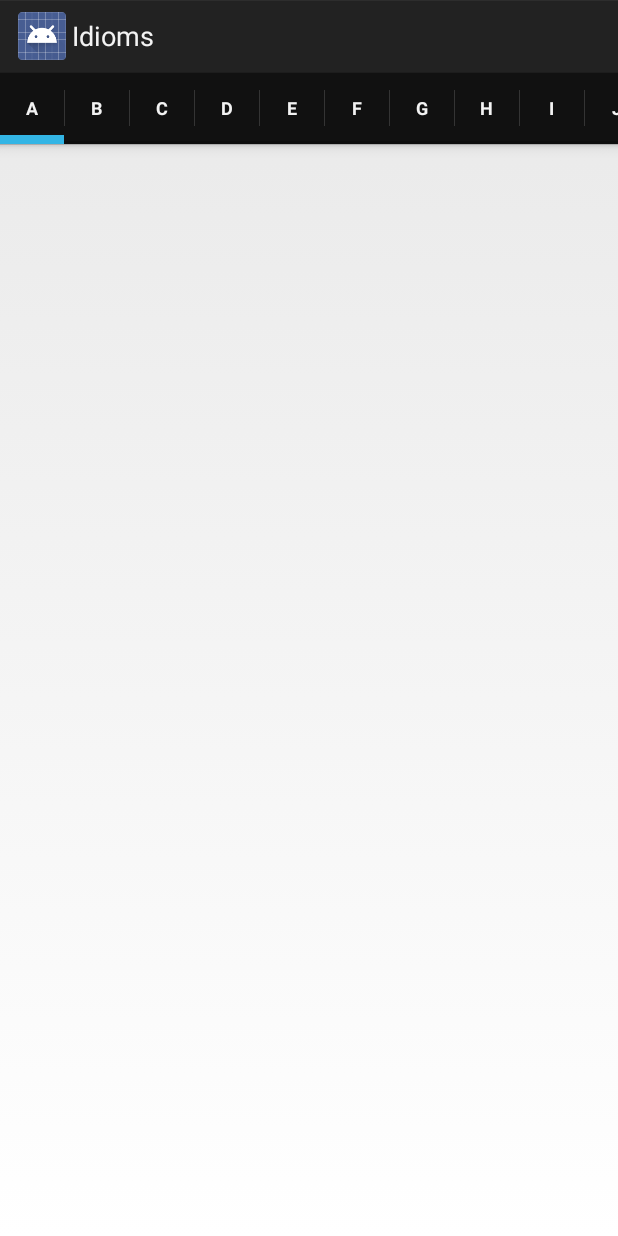
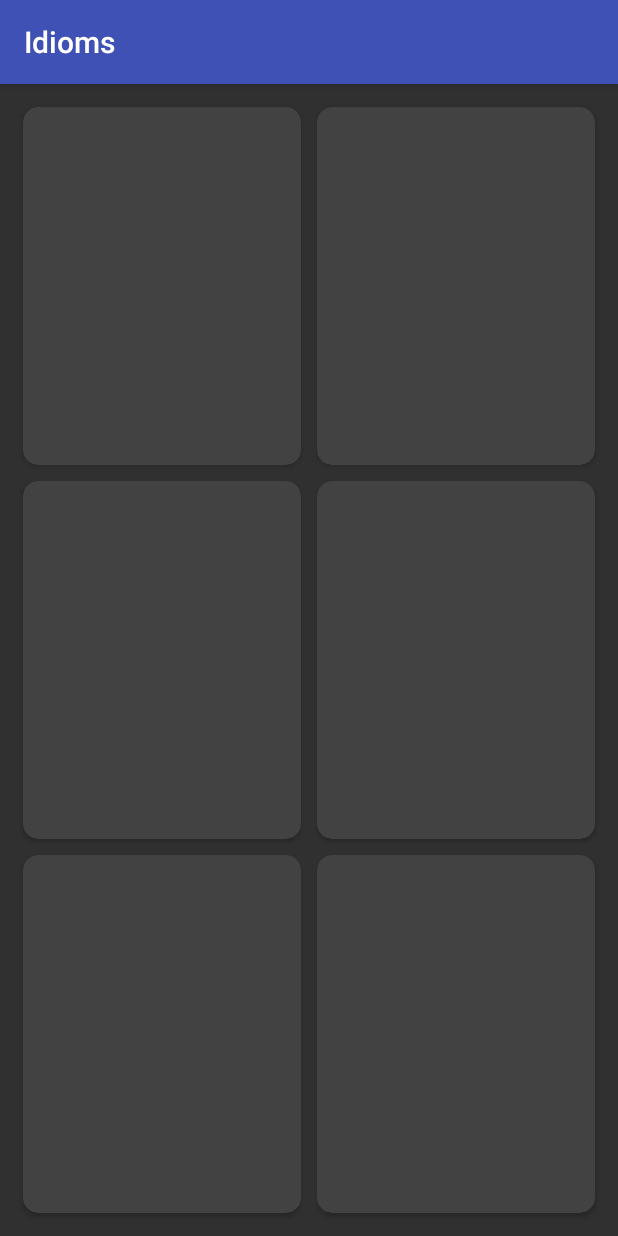
Before and after one commit to shubhamjuneja11/Idioms, an Android app: the screen it shows after launch (AlphabetActivity before the commit, MainActivity after it), on a phone screen of 412 x 824 dp. Run offline under Robolectric (Android 15) with nearby library versions, the phone set to English and light mode, and no system bars.

Commit message:
Home screen layout

```diff
--- a/app/build.gradle
+++ b/app/build.gradle
@@ -19,10 +19,12 @@ android {
 }
 
 dependencies {
-    implementation fileTree(dir: 'libs', include: ['*.jar'])
+    implementation fileTree(include: ['*.jar'], dir: 'libs')
     implementation 'com.android.support:appcompat-v7:26.1.0'
     implementation 'com.android.support.constraint:constraint-layout:1.0.2'
     testImplementation 'junit:junit:4.12'
     androidTestImplementation 'com.android.support.test:runner:1.0.1'
     androidTestImplementation 'com.android.support.test.espresso:espresso-core:3.0.1'
+    implementation 'com.android.support:design:27.0.2'
+    implementation 'com.android.support:cardview-v7:27.0.2'
 }
--- a/app/src/main/AndroidManifest.xml
+++ b/app/src/main/AndroidManifest.xml
@@ -10,15 +10,15 @@
         android:supportsRtl="true"
         android:theme="@style/AppTheme">
         <activity android:name=".MainActivity">
-
-        </activity>
-        <activity android:name=".AlphabetActivity">
             <intent-filter>
                 <action android:name="android.intent.action.MAIN" />
 
                 <category android:name="android.intent.category.LAUNCHER" />
             </intent-filter>
         </activity>
+        <activity android:name=".AlphabetActivity" android:theme="@style/Tabstheme">
+
+        </activity>
 
     </application>
 
--- a/app/src/main/java/com/supergeekdeveloper/idioms/AlphabetActivity.java
+++ b/app/src/main/java/com/supergeekdeveloper/idioms/AlphabetActivity.java
@@ -24,7 +24,7 @@ public class AlphabetActivity extends FragmentActivity implements
         super.onCreate(savedInstanceState);
         requestWindowFeature(Window.FEATURE_ACTION_BAR);
         setContentView(R.layout.activity_alphabet);
-        viewPager = (ViewPager) findViewById(R.id.pager);
+        viewPager =  findViewById(R.id.pager);
         actionBar = getActionBar();
         mAdapter = new TabsPagerAdapter(getSupportFragmentManager());
 
--- a/app/src/main/java/com/supergeekdeveloper/idioms/MainActivity.java
+++ b/app/src/main/java/com/supergeekdeveloper/idioms/MainActivity.java
@@ -11,10 +11,7 @@ public class MainActivity extends AppCompatActivity {
     protected void onCreate(Bundle savedInstanceState) {
         super.onCreate(savedInstanceState);
         setContentView(R.layout.activity_main);
-        ActionBar a=getActionBar();
-        if(a==null)
-            Log.e("abc","dfdf00");
-        else Log.e("fdf0","fddf");
+
 
     }
 }
--- a/app/src/main/res/layout/activity_main.xml
+++ b/app/src/main/res/layout/activity_main.xml
@@ -1,18 +1,69 @@
 <?xml version="1.0" encoding="utf-8"?>
-<android.support.constraint.ConstraintLayout xmlns:android="http://schemas.android.com/apk/res/android"
+<LinearLayout xmlns:android="http://schemas.android.com/apk/res/android"
     xmlns:app="http://schemas.android.com/apk/res-auto"
     xmlns:tools="http://schemas.android.com/tools"
     android:layout_width="match_parent"
     android:layout_height="match_parent"
+    android:weightSum="3"
+    android:padding="10dp"
+    android:orientation="vertical"
     tools:context="com.supergeekdeveloper.idioms.MainActivity">
 
-    <TextView
-        android:layout_width="wrap_content"
-        android:layout_height="wrap_content"
-        android:text="Hello World!"
-        app:layout_constraintBottom_toBottomOf="parent"
-        app:layout_constraintLeft_toLeftOf="parent"
-        app:layout_constraintRight_toRightOf="parent"
-        app:layout_constraintTop_toTopOf="parent" />
+<LinearLayout
+    android:layout_width="match_parent"
+    android:layout_height="0dp"
+    android:weightSum="2"
+    android:layout_weight="1">
+    <android.support.v7.widget.CardView
+        android:layout_width="0dp"
+        android:layout_weight="1"
+        android:layout_margin="5dp"
+        app:cardCornerRadius="10dp"
 
-</android.support.constraint.ConstraintLayout>
+        android:layout_height="match_parent"></android.support.v7.widget.CardView>
+    <android.support.v7.widget.CardView
+        android:layout_width="0dp"
+        android:layout_weight="1"
+        android:layout_margin="5dp"
+        app:cardCornerRadius="10dp"
+        android:layout_height="match_parent"></android.support.v7.widget.CardView>
+</LinearLayout>
+    <LinearLayout
+        android:layout_width="match_parent"
+        android:layout_height="0dp"
+        android:weightSum="2"
+        android:layout_weight="1">
+        <android.support.v7.widget.CardView
+            android:layout_width="0dp"
+            android:layout_weight="1"
+            android:layout_margin="5dp"
+            app:cardCornerRadius="10dp"
+
+            android:layout_height="match_parent"></android.support.v7.widget.CardView>
+        <android.support.v7.widget.CardView
+            android:layout_width="0dp"
+            android:layout_weight="1"
+            android:layout_margin="5dp"
+            app:cardCornerRadius="10dp"
+            android:layout_height="match_parent"></android.support.v7.widget.CardView>
+    </LinearLayout>
+    <LinearLayout
+        android:layout_width="match_parent"
+        android:layout_height="0dp"
+        android:weightSum="2"
+        android:layout_weight="1">
+        <android.support.v7.widget.CardView
+            android:layout_width="0dp"
+            android:layout_weight="1"
+            android:layout_margin="5dp"
+            app:cardCornerRadius="10dp"
+
+            android:layout_height="match_parent"></android.support.v7.widget.CardView>
+        <android.support.v7.widget.CardView
+            android:layout_width="0dp"
+            android:layout_weight="1"
+            android:layout_margin="5dp"
+            app:cardCornerRadius="10dp"
+            android:layout_height="match_parent"></android.support.v7.widget.CardView>
+    </LinearLayout>
+</LinearLayout>
--- a/app/src/main/res/values/styles.xml
+++ b/app/src/main/res/values/styles.xml
@@ -1,7 +1,7 @@
 <resources>
 
     <!-- Base application theme. -->
-    <style name="AppTheme" parent="android:Theme.Holo.Light.DarkActionBar">
+    <style name="AppTheme" parent="Theme.AppCompat">
         <!-- Customize your theme here. -->
         <item name="colorPrimary">@color/colorPrimary</item>
         <item name="colorPrimaryDark">@color/colorPrimaryDark</item>
@@ -10,4 +10,12 @@
 
     </style>
 
+    <style name="Tabstheme" parent="android:Theme.Holo.Light.DarkActionBar">
+        <!-- Customize your theme here. -->
+        <item name="colorPrimary">@color/colorPrimary</item>
+        <item name="colorPrimaryDark">@color/colorPrimaryDark</item>
+        <item name="colorAccent">@color/colorAccent</item>
+        <item name="android:windowActionBar">true</item>
+
+    </style>
 </resources>
```
